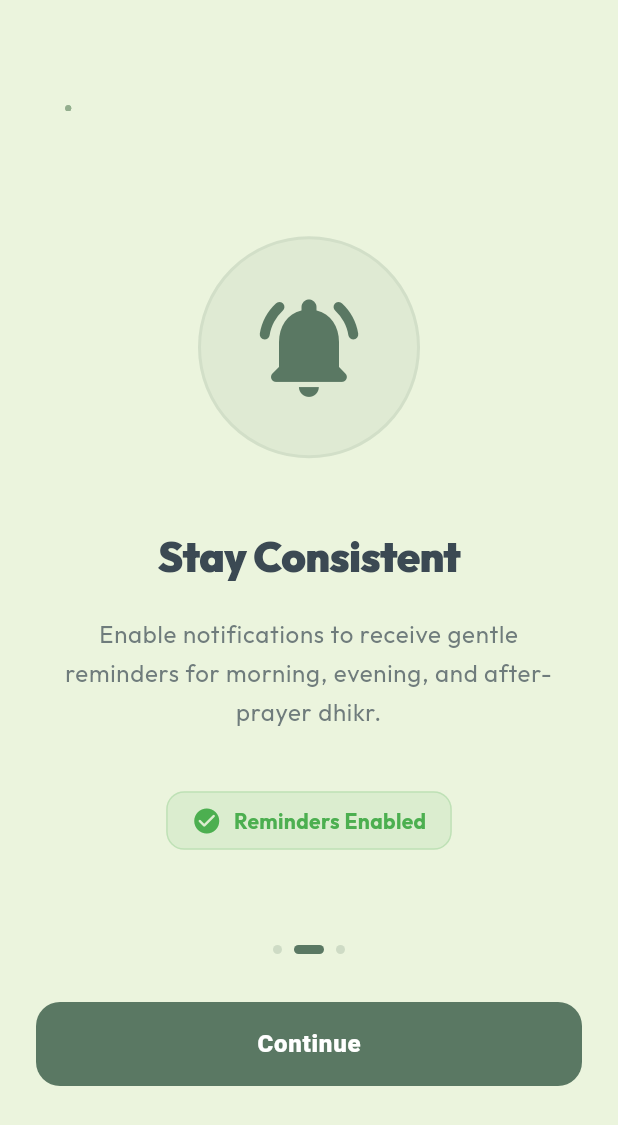
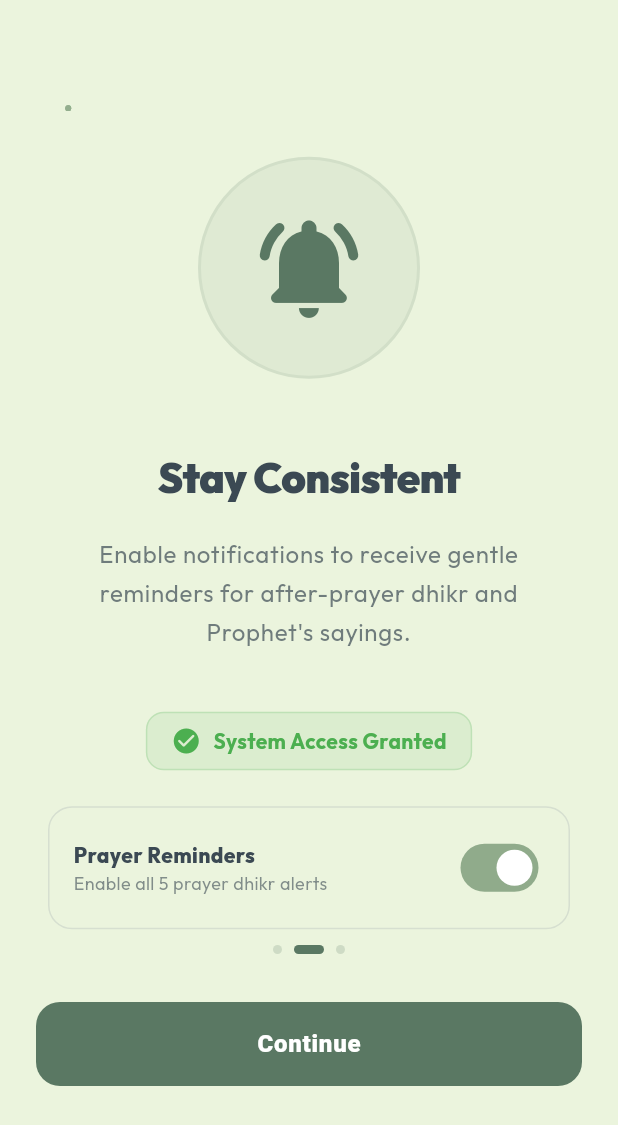
Before and after one commit to onimusha-dev/Easy-Tasweeh, a Flutter app: the screen it shows after launch, after a tap on "Continue", on a phone screen of 412 x 824 dp. Shown: the top 1125 px of the screen. Run offline on Flutter 3.47's test engine with Material 3 defaults, Android fonts, the phone set to English and light mode, and no system bars; our stand-ins replace drift, drift_flutter, file_picker, fl_chart, flutter_local_notifications, flutter_phoenix and 10 more; missing offline and left inert: app_settings, workmanager; accounts and stored records are empty; generated files the repository leaves out were written again.

Commit message:
fix: notifications now working with easyness

```diff
--- a/lib/core/service/notification_service.dart
+++ b/lib/core/service/notification_service.dart
@@ -2,6 +2,7 @@ import 'package:flutter/material.dart';
 import 'package:flutter/services.dart';
 import 'package:flutter_local_notifications/flutter_local_notifications.dart';
 import 'package:permission_handler/permission_handler.dart';
+import 'package:flutter_timezone/flutter_timezone.dart';
 import 'package:timezone/data/latest.dart' as tz;
 import 'package:timezone/timezone.dart' as tz;
 
@@ -22,7 +23,17 @@ class NotificationService {
   Future<void> init() async {
     if (_isInitialized) return;
 
+    try {
+      // Initialize timezones
       tz.initializeTimeZones();
+      try {
+        // Get the device's timezone string
+        final timeZoneInfo = await FlutterTimezone.getLocalTimezone();
+        tz.setLocalLocation(tz.getLocation(timeZoneInfo.identifier));
+      } catch (e) {
+        debugPrint('Could not set local location, falling back to UTC: $e');
+        tz.setLocalLocation(tz.getLocation('UTC'));
+      }
 
       const AndroidInitializationSettings initializationSettingsAndroid =
           AndroidInitializationSettings('@mipmap/ic_launcher');
@@ -47,9 +58,15 @@ class NotificationService {
             _handleNotificationResponseStatic,
       );
 
-    requestPermissions(); // Ensure permissions are requested (non-blocking)
+      _isInitialized = true;
 
-    _isInitialized = true;
+      // Request permissions in the background after initialization
+      requestPermissions().catchError((e) {
+        debugPrint('Background permission request failed: $e');
+      });
+    } catch (e) {
+      debugPrint('Error initializing NotificationService: $e');
+    }
   }
 
   static void _handleNotificationResponse(NotificationResponse response) {
@@ -86,6 +103,16 @@ class NotificationService {
       debugPrint('Error requesting exact alarm permission: $e');
     }
 
+    // Request ignore battery optimizations (Android 6+)
+    // This helps prevent system from delaying or killing notifications
+    try {
+      if (await Permission.ignoreBatteryOptimizations.isDenied) {
+        await Permission.ignoreBatteryOptimizations.request();
+      }
+    } catch (e) {
+      debugPrint('Error requesting ignore battery optimization: $e');
+    }
+
     await flutterLocalNotificationsPlugin
         .resolvePlatformSpecificImplementation<
           IOSFlutterLocalNotificationsPlugin
@@ -99,11 +126,25 @@ class NotificationService {
     required String body,
     required int hour,
     required int minute,
+    String? channelId,
+    String? channelName,
+    String? payload,
   }) async {
     if (!_isInitialized) await init();
 
-    final tz.TZDateTime now = tz.TZDateTime.now(tz.local);
-    tz.TZDateTime scheduledDate = tz.TZDateTime(
+    final now = DateTime.now();
+
+    // Create a local DateTime to correctly compare with 'now' for wall clock scheduling
+    final scheduledDateLocal = DateTime(
+      now.year,
+      now.month,
+      now.day,
+      hour,
+      minute,
+    );
+
+    // Create the TZDateTime for the plugin, using the same components
+    var scheduledDate = tz.TZDateTime(
       tz.local,
       now.year,
       now.month,
@@ -112,7 +153,7 @@ class NotificationService {
       minute,
     );
 
-    if (scheduledDate.isBefore(now)) {
+    if (scheduledDateLocal.isBefore(now)) {
       scheduledDate = scheduledDate.add(const Duration(days: 1));
     }
 
@@ -122,37 +163,41 @@ class NotificationService {
         title: title,
         body: body,
         scheduledDate: scheduledDate,
-        notificationDetails: const NotificationDetails(
+        notificationDetails: NotificationDetails(
           android: AndroidNotificationDetails(
-            'daily_reminder_channel_id',
-            'Daily Reminders',
+            channelId ?? 'daily_reminder_channel_id',
+            channelName ?? 'Daily Reminders',
             importance: Importance.max,
             priority: Priority.high,
           ),
-          iOS: DarwinNotificationDetails(),
+          iOS: const DarwinNotificationDetails(),
         ),
         androidScheduleMode: AndroidScheduleMode.exactAllowWhileIdle,
         matchDateTimeComponents: DateTimeComponents.time,
+        payload: payload,
       );
     } catch (e) {
-      debugPrint('Error scheduling exact notification: $e. Falling back to inexact.');
+      debugPrint(
+        'Error scheduling exact notification: $e. Falling back to inexact.',
+      );
       // Fallback to inexact if exact is not allowed
       await flutterLocalNotificationsPlugin.zonedSchedule(
         id: id,
         title: title,
         body: body,
         scheduledDate: scheduledDate,
-        notificationDetails: const NotificationDetails(
+        notificationDetails: NotificationDetails(
           android: AndroidNotificationDetails(
-            'daily_reminder_channel_id',
-            'Daily Reminders',
+            channelId ?? 'daily_reminder_channel_id',
+            channelName ?? 'Daily Reminders',
             importance: Importance.max,
             priority: Priority.high,
           ),
-          iOS: DarwinNotificationDetails(),
+          iOS: const DarwinNotificationDetails(),
         ),
         androidScheduleMode: AndroidScheduleMode.inexactAllowWhileIdle,
         matchDateTimeComponents: DateTimeComponents.time,
+        payload: payload,
       );
     }
   }
@@ -165,19 +210,13 @@ class NotificationService {
   }) async {
     try {
       if (!_isInitialized) await init();
-      // Only request permissions if we haven't checked recently or if needed.
-      // However, for instant notifications, it's safer to ensure they are enabled.
-      // We'll skip the await for permissions here to avoid blocking the notification display
-      // if the permission was already granted.
-      requestPermissions();
 
-      final AndroidNotificationDetails androidPlatformChannelSpecifics =
+      const AndroidNotificationDetails androidPlatformChannelSpecifics =
           AndroidNotificationDetails(
             'instant_backup_and_restore_channel_id',
-            'Backup and restore',
+            'System Notifications',
             importance: Importance.max,
             priority: Priority.high,
-            actions: null,
           );
 
       const DarwinNotificationDetails iosNotificationDetails =
@@ -207,6 +246,15 @@ class NotificationService {
       id: 101,
       title: 'Backup Successful',
       body: 'Your data has been safely saved to your chosen location.',
+    );
+  }
+
+  Future<void> showRateAppNotification() async {
+    await showInstantBackupAndRestoreNotification(
+      id: 999,
+      title: 'Enjoying Easy Tasbeeh?',
+      body: 'Tap to rate the app and help us improve!',
+      payload: 'rate_app_payload',
     );
   }
 
@@ -245,7 +293,6 @@ class NotificationService {
   }) async {
     try {
       if (!_isInitialized) await init();
-      requestPermissions();
 
       final AndroidNotificationDetails androidPlatformChannelSpecifics =
           AndroidNotificationDetails(
@@ -277,6 +324,14 @@ class NotificationService {
     }
   }
 
+  Future<void> cancelNotificationsWithPrefix(int startId, int endId) async {
+    final List<Future<void>> tasks = [];
+    for (int i = startId; i <= endId; i++) {
+      tasks.add(flutterLocalNotificationsPlugin.cancel(id: i));
+    }
+    await Future.wait(tasks);
+  }
+
   Future<void> cancelNotification(int id) async {
     await flutterLocalNotificationsPlugin.cancel(id: id);
   }
--- a/lib/core/service/settings/reminder_manager.dart
+++ b/lib/core/service/settings/reminder_manager.dart
@@ -1,4 +1,6 @@
+import 'dart:math';
 import 'package:flutter_riverpod/flutter_riverpod.dart';
+import '../../models/saying_model.dart';
 import '../notification_service.dart';
 import '../settings_provider.dart';
 
@@ -7,21 +9,29 @@ final reminderManagerProvider = Provider<void>((ref) {
 
   // Initialize reminders on first load
   final initialState = ref.read(settingsProvider);
-  _initializeReminders(initialState, notificationService);
+  _initializeReminders(initialState.reminders, notificationService);
 
-  // Listen to settings changes
-  ref.listen<SettingsState>(settingsProvider, (previous, next) {
-    _handleSettingsChange(previous, next, notificationService);
-  });
+  // Listen to ONLY reminder settings changes
+  ref.listen<ReminderSettings>(
+    settingsProvider.select((s) => s.reminders),
+    (previous, next) {
+      if (previous != next) {
+        _handleSettingsChange(previous, next, notificationService);
+      }
+    },
+  );
 });
 
-void _initializeReminders(SettingsState state, NotificationService notificationService) {
+void _initializeReminders(
+  ReminderSettings state,
+  NotificationService notificationService,
+) {
   // Morning Reminder
   if (state.morningReminder) {
     notificationService.scheduleDailyNotification(
       id: 1,
       title: 'Morning Remembrance',
-      body: 'Start your day with the remembrance of Allah.',
+      body: 'Start your day with the light of Dhikr.',
       hour: state.morningTime.hour,
       minute: state.morningTime.minute,
     );
@@ -32,21 +42,60 @@ void _initializeReminders(SettingsState state, NotificationService notificationS
     notificationService.scheduleDailyNotification(
       id: 2,
       title: 'Evening Remembrance',
-      body: 'End your day with peace and gratitude.',
+      body: 'End your day in peace and gratitude.',
       hour: state.eveningTime.hour,
       minute: state.eveningTime.minute,
     );
   }
 
   // After Salah Reminders
-  _syncSalahReminder(enabled: state.afterSalahFajr, time: state.afterSalahFajrTime, id: 10, title: 'Fajr Dhikr', notificationService: notificationService);
-  _syncSalahReminder(enabled: state.afterSalahDhuhr, time: state.afterSalahDhuhrTime, id: 11, title: 'Dhuhr Dhikr', notificationService: notificationService);
-  _syncSalahReminder(enabled: state.afterSalahAsr, time: state.afterSalahAsrTime, id: 12, title: 'Asr Dhikr', notificationService: notificationService);
-  _syncSalahReminder(enabled: state.afterSalahMaghrib, time: state.afterSalahMaghribTime, id: 13, title: 'Maghrib Dhikr', notificationService: notificationService);
-  _syncSalahReminder(enabled: state.afterSalahIsha, time: state.afterSalahIshaTime, id: 14, title: 'Isha Dhikr', notificationService: notificationService);
+  _syncSalahReminder(
+    enabled: state.afterSalahFajr,
+    time: state.afterSalahFajrTime,
+    id: 10,
+    title: 'Fajr Dhikr',
+    notificationService: notificationService,
+  );
+  _syncSalahReminder(
+    enabled: state.afterSalahDhuhr,
+    time: state.afterSalahDhuhrTime,
+    id: 11,
+    title: 'Dhuhr Dhikr',
+    notificationService: notificationService,
+  );
+  _syncSalahReminder(
+    enabled: state.afterSalahAsr,
+    time: state.afterSalahAsrTime,
+    id: 12,
+    title: 'Asr Dhikr',
+    notificationService: notificationService,
+  );
+  _syncSalahReminder(
+    enabled: state.afterSalahMaghrib,
+    time: state.afterSalahMaghribTime,
+    id: 13,
+    title: 'Maghrib Dhikr',
+    notificationService: notificationService,
+  );
+  _syncSalahReminder(
+    enabled: state.afterSalahIsha,
+    time: state.afterSalahIshaTime,
+    id: 14,
+    title: 'Isha Dhikr',
+    notificationService: notificationService,
+  );
+
+  // Prophet's Sayings
+  if (state.sayingReminders) {
+    _scheduleSayings(state.sayingsPerDay, notificationService);
+  }
 }
 
-void _handleSettingsChange(SettingsState? previous, SettingsState next, NotificationService notificationService) {
+void _handleSettingsChange(
+  ReminderSettings? previous,
+  ReminderSettings next,
+  NotificationService notificationService,
+) {
   // 1. Morning Reminder
   if (previous?.morningReminder != next.morningReminder ||
       previous?.morningTime != next.morningTime) {
@@ -54,7 +103,7 @@ void _handleSettingsChange(SettingsState? previous, SettingsState next, Notifica
       notificationService.scheduleDailyNotification(
         id: 1,
         title: 'Morning Remembrance',
-        body: 'Start your day with the remembrance of Allah.',
+        body: 'Start your day with the light of Dhikr.',
         hour: next.morningTime.hour,
         minute: next.morningTime.minute,
       );
@@ -70,7 +119,7 @@ void _handleSettingsChange(SettingsState? previous, SettingsState next, Notifica
       notificationService.scheduleDailyNotification(
         id: 2,
         title: 'Evening Remembrance',
-        body: 'End your day with peace and gratitude.',
+        body: 'End your day in peace and gratitude.',
         hour: next.eveningTime.hour,
         minute: next.eveningTime.minute,
       );
@@ -125,11 +174,73 @@ void _handleSettingsChange(SettingsState? previous, SettingsState next, Notifica
     title: 'Isha Dhikr',
     notificationService: notificationService,
   );
+
+  // 4. Prophet's Sayings
+  if (previous?.sayingReminders != next.sayingReminders ||
+      previous?.sayingsPerDay != next.sayingsPerDay) {
+    if (next.sayingReminders) {
+      _scheduleSayings(next.sayingsPerDay, notificationService);
+    } else {
+      notificationService.cancelNotificationsWithPrefix(1000, 1005);
+    }
+  }
+}
+
+void _scheduleSayings(int count, NotificationService notificationService) {
+  // Cancel previous ones first
+  notificationService.cancelNotificationsWithPrefix(1000, 1005);
+
+  if (count <= 0) return;
+
+  final random = Random();
+  // Use the first 5 sayings from the model as requested
+  final availableHadiths = hadiths.take(5).toList();
+
+  // Pick unique indices from the pool
+  final List<int> selectedIndices = [];
+  while (selectedIndices.length < count && selectedIndices.length < availableHadiths.length) {
+    final idx = random.nextInt(availableHadiths.length);
+    if (!selectedIndices.contains(idx)) {
+      selectedIndices.add(idx);
+    }
+  }
+
+  // Divide the day into slots based on count
+  // If count is 2, slots are 12 hours each.
+  final int totalMinutesInDay = 24 * 60;
+  final int slotSize = totalMinutesInDay ~/ count;
+
+  for (int i = 0; i < selectedIndices.length; i++) {
+    final hadith = availableHadiths[selectedIndices[i]];
+
+    // To ensure spacing (e.g. at least 5-6 hours gap for 2 sayings),
+    // we use a buffer within each slot.
+    final int buffer = slotSize ~/ 4; // 3 hour buffer for a 12 hour slot
+    final int usableSlot = slotSize - (2 * buffer); // 6 hours usable window
+
+    final int slotStart = i * slotSize + buffer;
+    final int randomOffset = random.nextInt(usableSlot);
+    final int totalMinutes = slotStart + randomOffset;
+
+    final hour = totalMinutes ~/ 60;
+    final minute = totalMinutes % 60;
+
+    notificationService.scheduleDailyNotification(
+      id: 1000 + i,
+      title: "Prophet's Saying",
+      body: hadith.content,
+      hour: hour,
+      minute: minute,
+      channelId: 'sayings_channel_id',
+      channelName: "Prophet's Sayings",
+      payload: 'saying_${hadith.source}',
+    );
+  }
 }
 
 void _syncSalahReminder({
   required bool enabled,
-  required dynamic time,
+  required ReminderTime time,
   required int id,
   required String title,
   required NotificationService notificationService,
@@ -138,7 +249,7 @@ void _syncSalahReminder({
     notificationService.scheduleDailyNotification(
       id: id,
       title: title,
-      body: 'It is time for your post-salah dhikr.',
+      body: 'Time for your post-salah remembrance.',
       hour: time.hour,
       minute: time.minute,
     );
@@ -150,8 +261,8 @@ void _syncSalahReminder({
 void _handleSalahReminder({
   required bool? previousEnabled,
   required bool nextEnabled,
-  required dynamic previousTime,
-  required dynamic nextTime,
+  required ReminderTime? previousTime,
+  required ReminderTime nextTime,
   required int id,
   required String title,
   required NotificationService notificationService,
@@ -161,7 +272,7 @@ void _handleSalahReminder({
       notificationService.scheduleDailyNotification(
         id: id,
         title: title,
-        body: 'It is time for your post-salah dhikr.',
+        body: 'Time for your post-salah remembrance.',
         hour: nextTime.hour,
         minute: nextTime.minute,
       );
--- a/lib/core/service/settings/settings_service.dart
+++ b/lib/core/service/settings/settings_service.dart
@@ -37,19 +37,19 @@ class SettingsService {
         morningTime: _parseTime(prefs.getString('morningTime'), 8, 0),
         eveningReminder: prefs.getBool('eveningReminder') ?? false,
         eveningTime: _parseTime(prefs.getString('eveningTime'), 19, 0),
-        sayingReminders: prefs.getBool('sayingReminders') ?? false,
-        sayingsPerDay: prefs.getInt('sayingsPerDay') ?? 3,
-        afterSalahReminder: prefs.getBool('afterSalahReminder') ?? false,
-        afterSalahFajr: prefs.getBool('afterSalahFajr') ?? false,
-        afterSalahFajrTime: _parseTime(prefs.getString('afterSalahFajrTime'), 5, 30),
-        afterSalahDhuhr: prefs.getBool('afterSalahDhuhr') ?? false,
+        sayingReminders: prefs.getBool('sayingReminders') ?? true,
+        sayingsPerDay: prefs.getInt('sayingsPerDay') ?? 1,
+        afterSalahReminder: prefs.getBool('afterSalahReminder') ?? true,
+        afterSalahFajr: prefs.getBool('afterSalahFajr') ?? true,
+        afterSalahFajrTime: _parseTime(prefs.getString('afterSalahFajrTime'), 5, 0),
+        afterSalahDhuhr: prefs.getBool('afterSalahDhuhr') ?? true,
         afterSalahDhuhrTime: _parseTime(prefs.getString('afterSalahDhuhrTime'), 13, 0),
-        afterSalahAsr: prefs.getBool('afterSalahAsr') ?? false,
+        afterSalahAsr: prefs.getBool('afterSalahAsr') ?? true,
         afterSalahAsrTime: _parseTime(prefs.getString('afterSalahAsrTime'), 16, 30),
-        afterSalahMaghrib: prefs.getBool('afterSalahMaghrib') ?? false,
-        afterSalahMaghribTime: _parseTime(prefs.getString('afterSalahMaghribTime'), 18, 45),
-        afterSalahIsha: prefs.getBool('afterSalahIsha') ?? false,
-        afterSalahIshaTime: _parseTime(prefs.getString('afterSalahIshaTime'), 20, 0),
+        afterSalahMaghrib: prefs.getBool('afterSalahMaghrib') ?? true,
+        afterSalahMaghribTime: _parseTime(prefs.getString('afterSalahMaghribTime'), 18, 30),
+        afterSalahIsha: prefs.getBool('afterSalahIsha') ?? true,
+        afterSalahIshaTime: _parseTime(prefs.getString('afterSalahIshaTime'), 20, 30),
       ),
       backup: BackupSettings(
         periodicBackupEnabled: prefs.getBool('periodicBackupEnabled') ?? false,
--- a/lib/core/service/settings/settings_state.dart
+++ b/lib/core/service/settings/settings_state.dart
@@ -20,6 +20,17 @@ class ReminderTime {
     final period = hour >= 12 ? 'PM' : 'AM';
     return '$h:${minute.toString().padLeft(2, '0')} $period';
   }
+
+  @override
+  bool operator ==(Object other) =>
+      identical(this, other) ||
+      other is ReminderTime &&
+          runtimeType == other.runtimeType &&
+          hour == other.hour &&
+          minute == other.minute;
+
+  @override
+  int get hashCode => hour.hashCode ^ minute.hashCode;
 
   @override
   String toString() => label;
--- a/lib/features/onboarding/screens/onboarding_screen.dart
+++ b/lib/features/onboarding/screens/onboarding_screen.dart
@@ -228,16 +228,20 @@ class _NotificationPage extends ConsumerWidget {
   Widget build(BuildContext context, WidgetRef ref) {
     final settings = ref.watch(settingsProvider);
     final granted = settings.notificationPermissionGranted;
+    final colorScheme = Theme.of(context).colorScheme;
 
     return _OnboardingPage(
       icon: Icons.notifications_active_rounded,
       title: 'Stay Consistent',
       description:
-          'Enable notifications to receive gentle reminders for morning, evening, and after-prayer dhikr.',
+          'Enable notifications to receive gentle reminders for after-prayer dhikr and Prophet\'s sayings.',
       action: AnimatedSwitcher(
         duration: const Duration(milliseconds: 300),
         child: granted
-            ? Container(
+            ? Column(
+                mainAxisSize: MainAxisSize.min,
+                children: [
+                  Container(
                     padding: const EdgeInsets.symmetric(
                       horizontal: 16,
                       vertical: 8,
@@ -259,7 +263,7 @@ class _NotificationPage extends ConsumerWidget {
                         ),
                         SizedBox(width: 8),
                         Text(
-                      'Reminders Enabled',
+                          'System Access Granted',
                           style: TextStyle(
                             color: Colors.green,
                             fontWeight: FontWeight.w700,
@@ -267,6 +271,59 @@ class _NotificationPage extends ConsumerWidget {
                         ),
                       ],
                     ),
+                  ),
+                  const SizedBox(height: 24),
+                  Container(
+                    width: double.infinity,
+                    padding: const EdgeInsets.all(16),
+                    decoration: BoxDecoration(
+                      color: colorScheme.surfaceContainerHighest.withValues(
+                        alpha: 0.3,
+                      ),
+                      borderRadius: AppLayout.brLarge,
+                      border: Border.all(
+                        color: colorScheme.outlineVariant.withValues(
+                          alpha: 0.5,
+                        ),
+                      ),
+                    ),
+                    child: Row(
+                      children: [
+                        Expanded(
+                          child: Column(
+                            crossAxisAlignment: CrossAxisAlignment.start,
+                            children: [
+                              Text(
+                                'Prayer Reminders',
+                                style: TextStyle(
+                                  fontWeight: FontWeight.w800,
+                                  color: colorScheme.onSurface,
+                                ),
+                              ),
+                              Text(
+                                'Enable all 5 prayer dhikr alerts',
+                                style: TextStyle(
+                                  fontSize: 12,
+                                  color: colorScheme.onSurface.withValues(
+                                    alpha: 0.6,
+                                  ),
+                                ),
+                              ),
+                            ],
+                          ),
+                        ),
+                        Switch(
+                          value: settings.reminders.afterSalahReminder,
+                          onChanged: (v) {
+                            ref
+                                .read(settingsProvider.notifier)
+                                .toggleAfterSalahReminder(v);
+                          },
+                        ),
+                      ],
+                    ),
+                  ),
+                ],
               )
             : OutlinedButton.icon(
                 onPressed: () => ref
--- a/lib/main.dart
+++ b/lib/main.dart
@@ -37,6 +37,11 @@ void main() async {
 
   await Workmanager().initialize(callbackDispatcher);
   await NotificationService().init(); // Initialize notifications early
+
+  // Demo notification for testing (shows after 5 seconds)
+  Future.delayed(const Duration(seconds: 5), () {
+    NotificationService().showRateAppNotification();
+  });
 
   // Only schedule periodic backup if the user has enabled it.
   final periodicEnabled = prefs.getBool('periodicBackupEnabled') ?? false;
--- a/pubspec.yaml
+++ b/pubspec.yaml
@@ -47,6 +47,7 @@ dependencies:
   google_fonts: ^6.2.1
   workmanager: ^0.9.0+3
   package_info_plus: ^9.0.1
+  flutter_timezone: ^5.0.2
 
 dev_dependencies:
   flutter_test:
```
Also changed, not shown: pubspec.lock, 6 other files. Lines whose indentation alone changed are shown as unchanged.
